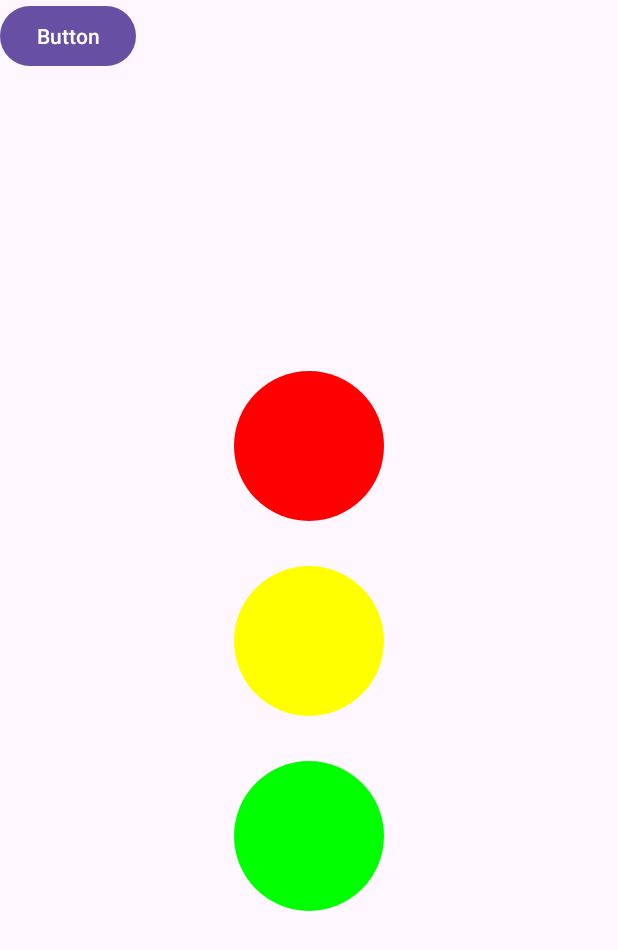
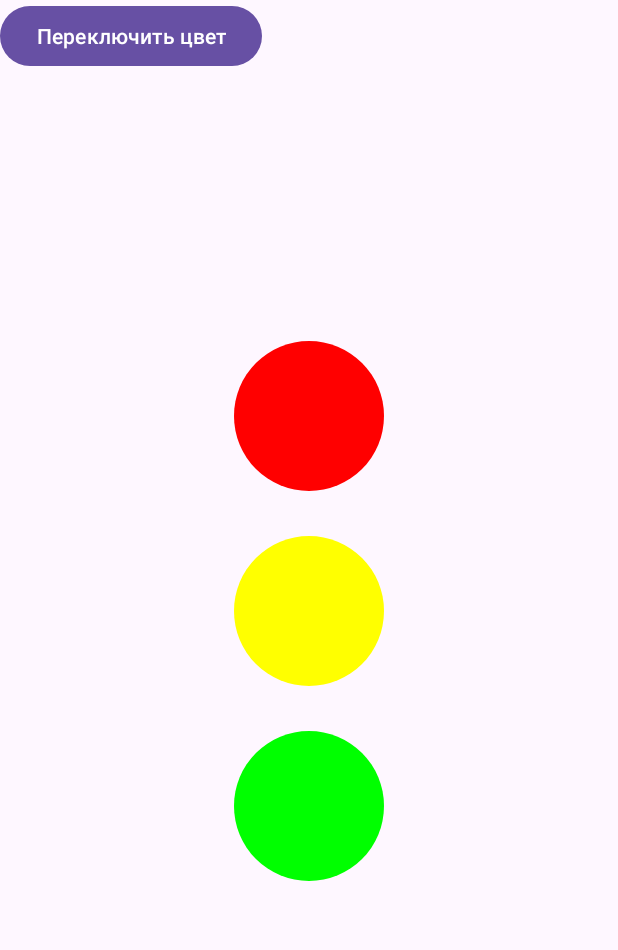
Before and after one commit to ism004/svetoforr, an Android app: the screen it shows after launch (MainActivity), on a phone screen of 412 x 824 dp. Shown: the top 950 px of the screen. Run offline under Robolectric (Android 15) with nearby library versions, the phone set to English and light mode, and no system bars.

Commit message:
26.03.23:19

```diff
--- a/app/src/main/java/com/example/svetofor/MainActivity.kt
+++ b/app/src/main/java/com/example/svetofor/MainActivity.kt
@@ -5,6 +5,7 @@ import android.view.View
 import android.widget.Button
 import android.widget.ImageView
 import androidx.appcompat.app.AppCompatActivity
+import android.graphics.Color // Добавлен импорт Color
 
 class MainActivity : AppCompatActivity() {
 
--- a/app/src/main/res/layout/activity_main.xml
+++ b/app/src/main/res/layout/activity_main.xml
@@ -10,31 +10,33 @@
     <LinearLayout
         android:layout_width="match_parent"
         android:layout_height="wrap_content"
+        android:gravity="center_horizontal"
         android:orientation="vertical"
-        android:gravity="center_horizontal"
+        app:layout_constraintBottom_toBottomOf="parent"
         app:layout_constraintTop_toTopOf="parent"
-        app:layout_constraintBottom_toBottomOf="parent">
+        app:layout_constraintVertical_bias="0.455"
+        tools:layout_editor_absoluteX="0dp">
 
         <ImageView
             android:id="@+id/circle_1"
             android:layout_width="100dp"
             android:layout_height="100dp"
-            android:src="@drawable/circle_1"
-            android:layout_marginTop="30dp"/>
+            android:layout_marginTop="30dp"
+            android:src="@drawable/circle_1" />
 
         <ImageView
             android:id="@+id/circle_2"
             android:layout_width="100dp"
             android:layout_height="100dp"
-            android:src="@drawable/circle_2"
-            android:layout_marginTop="30dp"/>
+            android:layout_marginTop="30dp"
+            android:src="@drawable/circle_2" />
 
         <ImageView
             android:id="@+id/circle_3"
             android:layout_width="100dp"
             android:layout_height="100dp"
-            android:src="@drawable/circle_3"
-            android:layout_marginTop="30dp"/>
+            android:layout_marginTop="30dp"
+            android:src="@drawable/circle_3" />
 
     </LinearLayout>
 
@@ -42,7 +44,7 @@
         android:id="@+id/button"
         android:layout_width="wrap_content"
         android:layout_height="wrap_content"
-        android:text="Button"
-        tools:layout_editor_absoluteX="155dp"
-        tools:layout_editor_absoluteY="616dp" />
+        android:text="Переключить цвет"
+        tools:layout_editor_absoluteX="118dp"
+        tools:layout_editor_absoluteY="613dp" />
 </androidx.constraintlayout.widget.ConstraintLayout>
```
Lines whose indentation alone changed are shown as unchanged.
